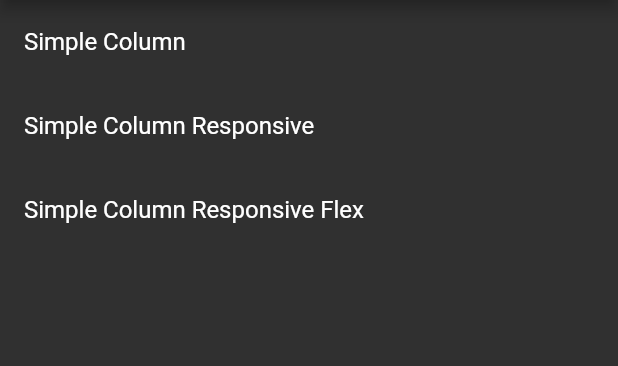
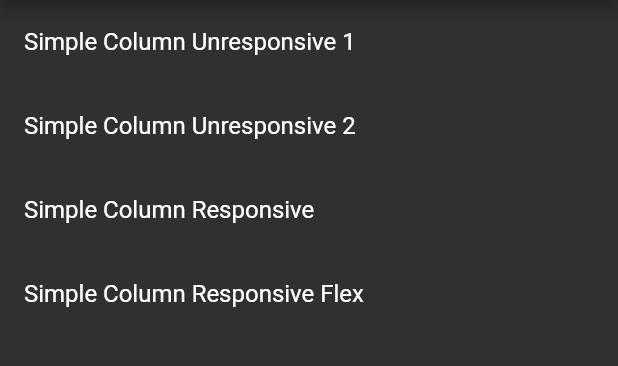
Before and after one commit to MarsGoatz/flutter-responsive-apps-guide, a Flutter app: the ColumnExamples screen opened directly, on a phone screen of 412 x 824 dp, the part 84-450 px from its top. Run offline on Flutter 3.47's test engine with Material 2 defaults, Android fonts, the light colour scheme and no system bars.

Commit message:
Finish up columns & rows

```diff
--- a/lib/columns_and_rows/examples.dart
+++ b/lib/columns_and_rows/examples.dart
@@ -17,7 +17,8 @@ class ColumnExamples extends StatelessWidget {
                 toolbarHeight: kMinInteractiveDimension,
                 bottom: TabBar(
                   tabs: [
-                    Tab(text: 'Simple Column'),
+                    Tab(text: 'Simple Column Unresponsive 1'),
+                    Tab(text: 'Simple Column Unresponsive 2'),
                     Tab(text: 'Simple Column Responsive'),
                     Tab(text: 'Simple Column Responsive Flex'),
                   ],
@@ -25,7 +26,8 @@ class ColumnExamples extends StatelessWidget {
               ),
               body: TabBarView(
                 children: [
-                  ColumnExample1(),
+                  ColumnExampleUnresponsive1(),
+                  ColumnExampleUnresponsive2(),
                   ColumnExampleResponsive(),
                   ColumnExampleResponsiveFlex()
                 ],
@@ -42,8 +44,12 @@ class ColumnExamples extends StatelessWidget {
               child: Column(
                 children: [
                   ListTileCustom(
-                    title: 'Simple Column',
-                    screen: ColumnExample1(),
+                    title: 'Simple Column Unresponsive 1',
+                    screen: ColumnExampleUnresponsive1(),
+                  ),
+                  ListTileCustom(
+                    title: 'Simple Column Unresponsive 2',
+                    screen: ColumnExampleUnresponsive2(),
                   ),
                   ListTileCustom(
                     title: 'Simple Column Responsive',
```
Also changed, not shown: lib/columns_and_rows/column_example.dart (+34 -3 lines), images/main_axis.png (added), images/orientation.png (added), images/widescreen.png (added), 1 other file.
